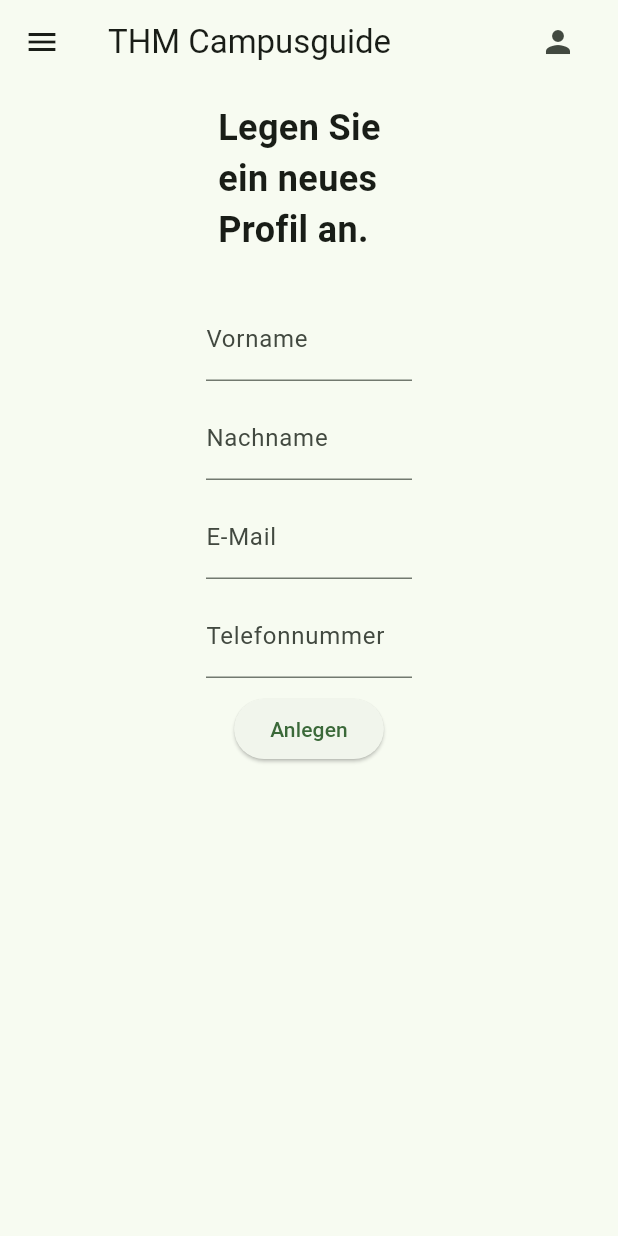
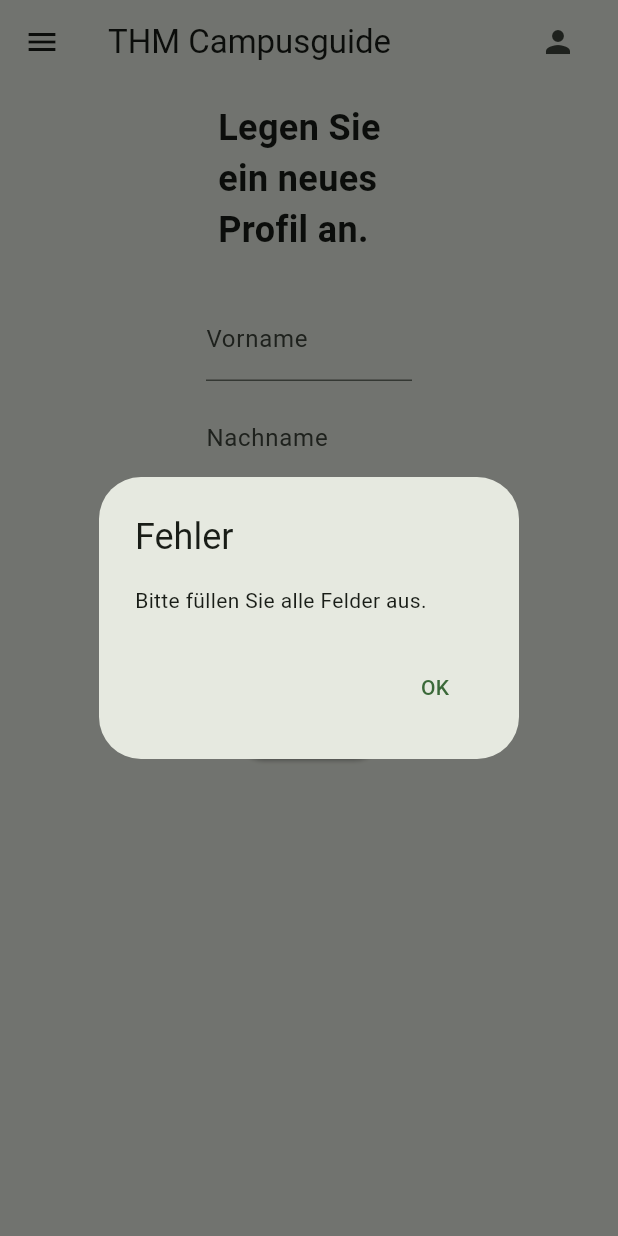
Before and after one commit to Feeelix92/campus_guide_gui, a Flutter app: the RecreateProfileScreen screen opened by its route, after a tap on "Anlegen", on a phone screen of 412 x 824 dp. Run offline on Flutter 3.47's test engine with Material 2 defaults, Android fonts, the phone set to English and light mode, and no system bars; our stand-ins replace auto_route, flutter_map, flutter_svg, image_picker, latlong2, qr_flutter and 1 more; missing offline and left inert: flutter_map_marker_popup, random_avatar; accounts and stored records are empty.

Commit message:
add popups

```diff
--- a/lib/screens/recreate_profile_screen.dart
+++ b/lib/screens/recreate_profile_screen.dart
@@ -75,6 +75,24 @@ class RecreateProfileScreen extends StatelessWidget {
                       ) {
                         profile.createProfile(firstname, lastname, email, phone);
                         AutoRouter.of(context).push( const UserProfileRoute());
+                      } else{
+                        showDialog(
+                          context: context,
+                          builder: (context) =>
+                              AlertDialog(
+                                title: const Text('Fehler'),
+                                content: const Text(
+                                    'Bitte füllen Sie alle Felder aus.'),
+                                actions: [
+                                  TextButton(
+                                    onPressed: () {
+                                      Navigator.pop(context);
+                                    },
+                                    child: const Text('OK'),
+                                  ),
+                                ],
+                              ),
+                        );
                       }
                     },
                     child: const Text('Anlegen')
```
Also changed, not shown: lib/screens/profile_screen.dart (+26 -3 lines).
